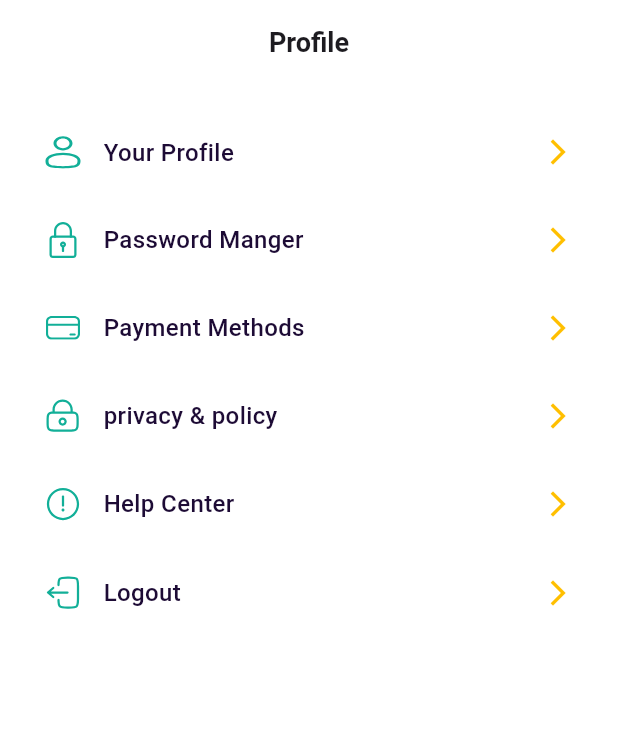
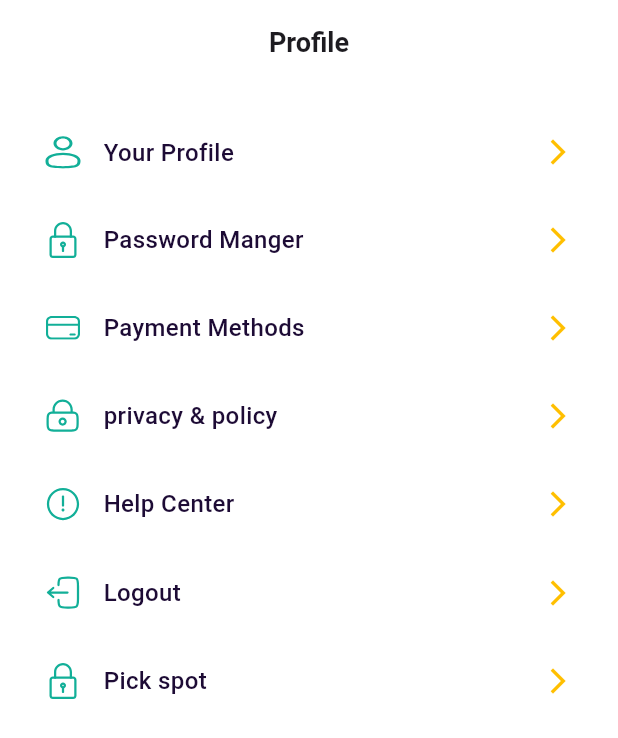
Before and after one commit to Do-Pave/ParQ, a Flutter app: the ProfileScreen screen opened directly, on a phone screen of 412 x 824 dp. Shown: the top 738 px of the screen. Run offline on Flutter 3.47's test engine with Material 3 defaults, Android fonts, the phone set to English and light mode, and no system bars; our stand-ins replace animated_bottom_navigation_bar, carousel_slider, circular_countdown_timer, device_preview, dio, dotted_line and 14 more; missing offline and left inert: dart:ffi; accounts and stored records are empty.

Commit message:
Trial design for parking spots

```diff
--- a/lib/profile/screens/profile_screen.dart
+++ b/lib/profile/screens/profile_screen.dart
@@ -6,6 +6,7 @@ import 'package:parq/app_config/custom_app_bar.dart';
 import 'package:parq/nav%20bar/navigation_screen.dart';
 import 'package:parq/onboarding/onboarding.dart';
 import 'package:parq/parking/screen/payment_methods_screen.dart';
+import 'package:parq/parking/screen/pick_parking_spots_screen.dart';
 import 'package:parq/profile/controllers/profile_controller.dart';
 import 'package:parq/profile/screens/help_center_screen.dart';
 import 'package:parq/profile/screens/manage_profile_screen.dart';
@@ -142,6 +143,16 @@ class ProfileScreen extends GetView<ProfileController> {
                               const SizedBox(
                                 height: 15,
                               ),
+                              GestureDetector(
+                                  onTap: () {
+                                    debugPrint("Pick spot");
+                                    Get.to(() => const PickParkingSpotsScreen());
+                                  },
+                                  child: mainProfileRows("Pick spot",
+                                      "assets/images/pass.svg")),
+                              const SizedBox(
+                                height: 15,
+                              ),
                             ],
                           )
                         ],
```
Also changed, not shown: lib/parking/controller/pick_parking_spots_controller.dart (added, +10 -0 lines), lib/parking/screen/pick_parking_spots_screen.dart (added, +63 -0 lines), assets/images/carVector.svg (added), lib/generated/assets.dart.
